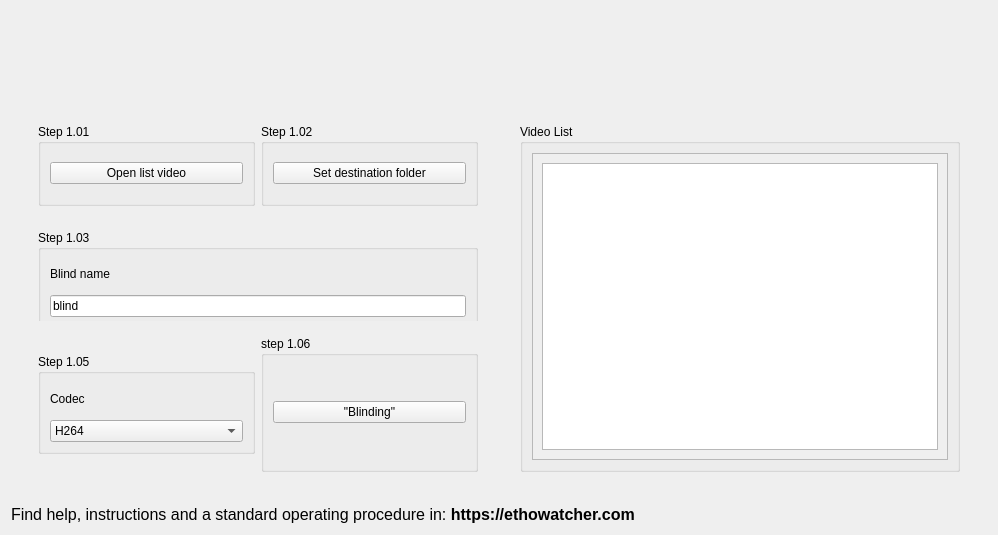
Old version of the form src/telablind.ui in the repository EthoWatcher/ethowatcher.
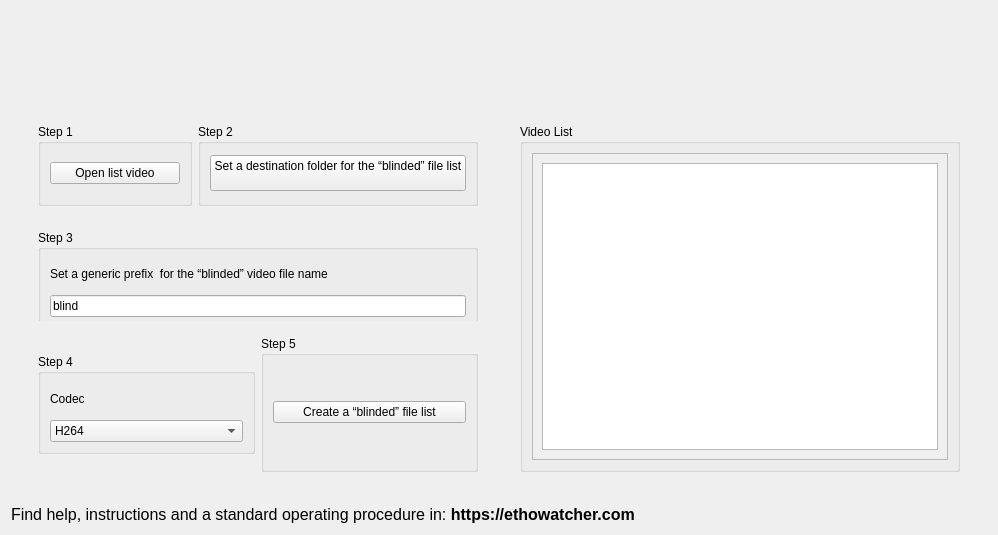
New version of the form. Icons and pictures are not drawn.

Patch:
```diff
--- a/src/telablind.ui
+++ b/src/telablind.ui
@@ -63,7 +63,7 @@
                </size>
               </property>
               <property name="title">
-               <string>Step 1.01</string>
+               <string>Step 1</string>
               </property>
               <layout class="QHBoxLayout" name="horizontalLayout_3">
                <item>
@@ -85,13 +85,14 @@
                </size>
               </property>
               <property name="title">
-               <string>Step 1.02</string>
+               <string>Step 2</string>
               </property>
               <layout class="QHBoxLayout" name="horizontalLayout_2">
                <item>
                 <widget class="QPushButton" name="pbAbrirPasta">
                  <property name="text">
-                  <string>Set destination folder</string>
+                  <string>Set a destination folder for the “blinded” file list
+</string>
                  </property>
                 </widget>
                </item>
@@ -125,7 +126,7 @@
                </size>
               </property>
               <property name="title">
-               <string>Step 1.03</string>
+               <string>Step 3</string>
               </property>
               <layout class="QVBoxLayout" name="verticalLayout_6">
                <item>
@@ -137,7 +138,7 @@
                   </size>
                  </property>
                  <property name="text">
-                  <string>Blind name</string>
+                  <string>Set a generic prefix  for the “blinded” video file name</string>
                  </property>
                 </widget>
                </item>
@@ -166,7 +167,7 @@
                </size>
               </property>
               <property name="title">
-               <string>Step 1.05</string>
+               <string>Step 4</string>
               </property>
               <layout class="QVBoxLayout" name="verticalLayout_7">
                <item>
@@ -202,13 +203,13 @@
             <item>
              <widget class="QGroupBox" name="groupBox_6">
               <property name="title">
-               <string>step 1.06</string>
+               <string>Step 5</string>
               </property>
               <layout class="QHBoxLayout" name="horizontalLayout_7">
                <item>
                 <widget class="QPushButton" name="pbBliding">
                  <property name="text">
-                  <string>&quot;Blinding&quot;</string>
+                  <string>Create a “blinded” file list</string>
                  </property>
                 </widget>
                </item>
```
Left out of the diff: 2 changed lines with no effect on the pictures.
